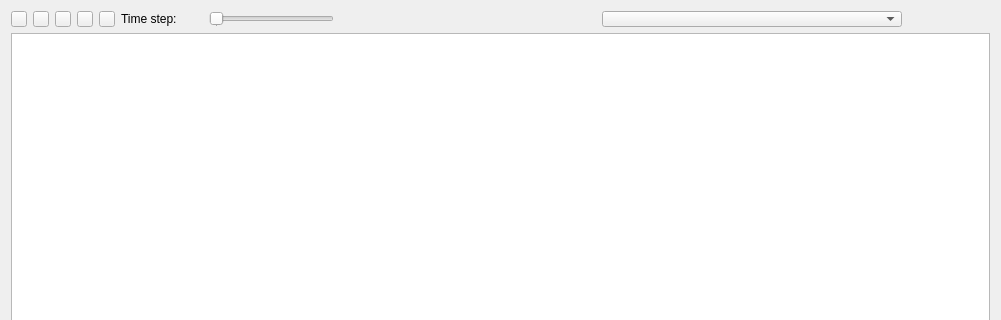
Above: src/Resources/PQSelectionPanel.ui from F2I-Consulting/fespp before the change; both pictures show x 0 to 1001 and y 0 to 320 of the 1001 by 896 pixel window. Below: the same form after it.
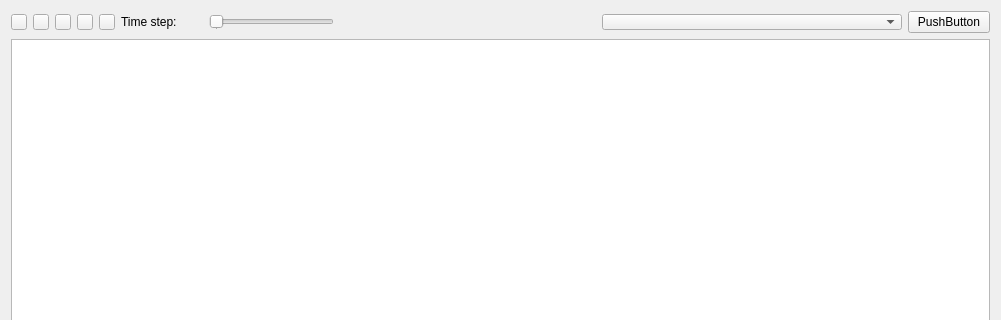
That is the form after the change.

Commit message: - add log for perf test - new functionality: open any files in dialog files epc

```diff
--- a/src/Resources/PQSelectionPanel.ui
+++ b/src/Resources/PQSelectionPanel.ui
@@ -201,6 +201,13 @@
      </property>
     </widget>
    </item>
+   <item row="1" column="11">
+    <widget class="QPushButton" name="button_test_perf">
+     <property name="text">
+      <string>PushButton</string>
+     </property>
+    </widget>
+   </item>
   </layout>
  </widget>
  <resources>
```
The commit also changes 18 other files.
